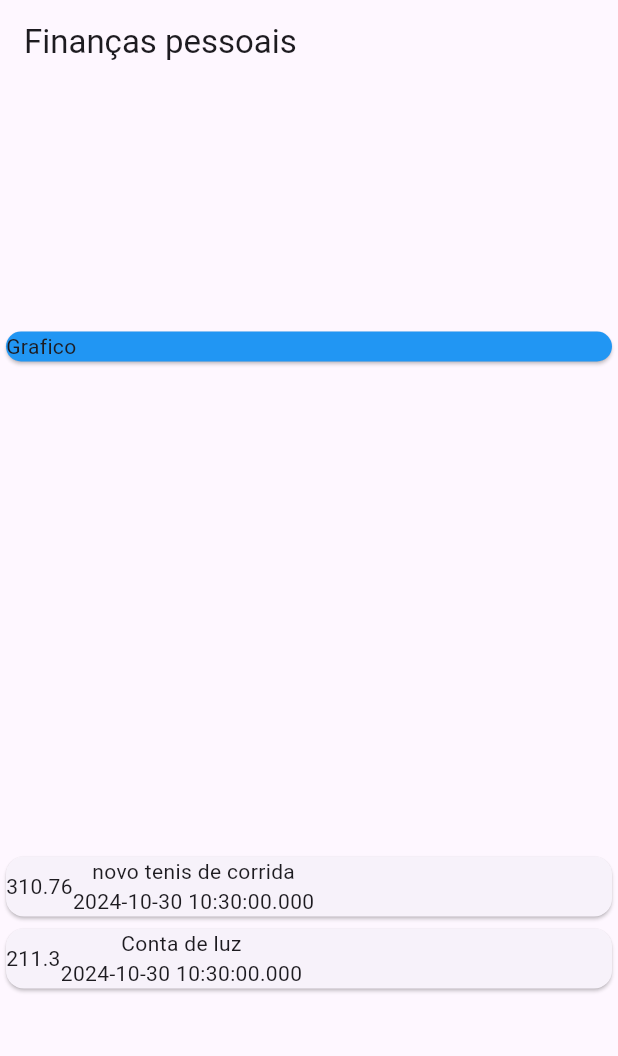
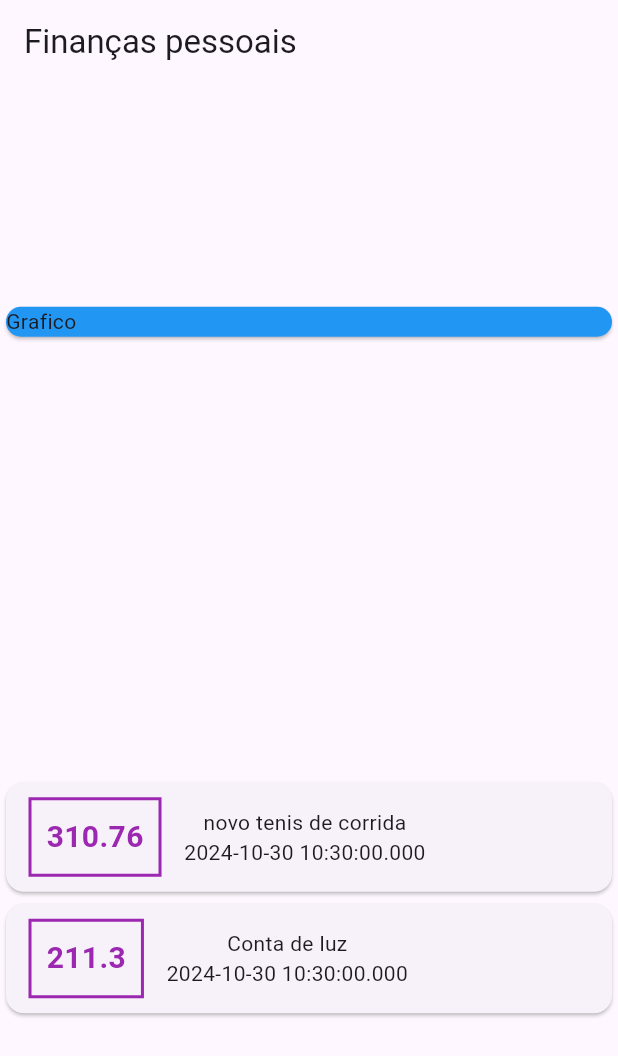
Before and after one commit to ruuanmanoel/finance-app, a Flutter app: the screen it shows after launch, on a phone screen of 412 x 824 dp. Shown: the top 1056 px of the screen. Run offline on Flutter 3.47's test engine with Material 3 defaults, Android fonts, the phone set to English and light mode, and no system bars; missing offline and left inert: dart:ffi.

Commit message:
estilizando preços

```diff
--- a/lib/main.dart
+++ b/lib/main.dart
@@ -51,12 +51,31 @@ class MyHomePage extends StatelessWidget {
                 child: Row(
                   children: <Widget>[
                     Container(
+                      margin: const EdgeInsets.symmetric(
+                        horizontal: 15.0,
+                        vertical: 10.0,
+                      ),
+                      decoration: BoxDecoration(
+                        border: Border.all(
+                          color: Colors.purple,
+                          width: 2,
+                        ),
+                      ),
+                      padding: const EdgeInsets.all(10.0),
                       child: Text(
                         tr.value.toString(),
+                        style: const TextStyle(
+                          fontWeight: FontWeight.bold,
+                          fontSize: 20,
+                          color: Colors.purple,
+                        ),
                       ),
                     ),
                     Column(
-                      children: [Text(tr.title), Text(tr.date.toString())],
+                      children: [
+                        Text(tr.title),
+                        Text(tr.date.toString()),
+                      ],
                     )
                   ],
                 ),
```
